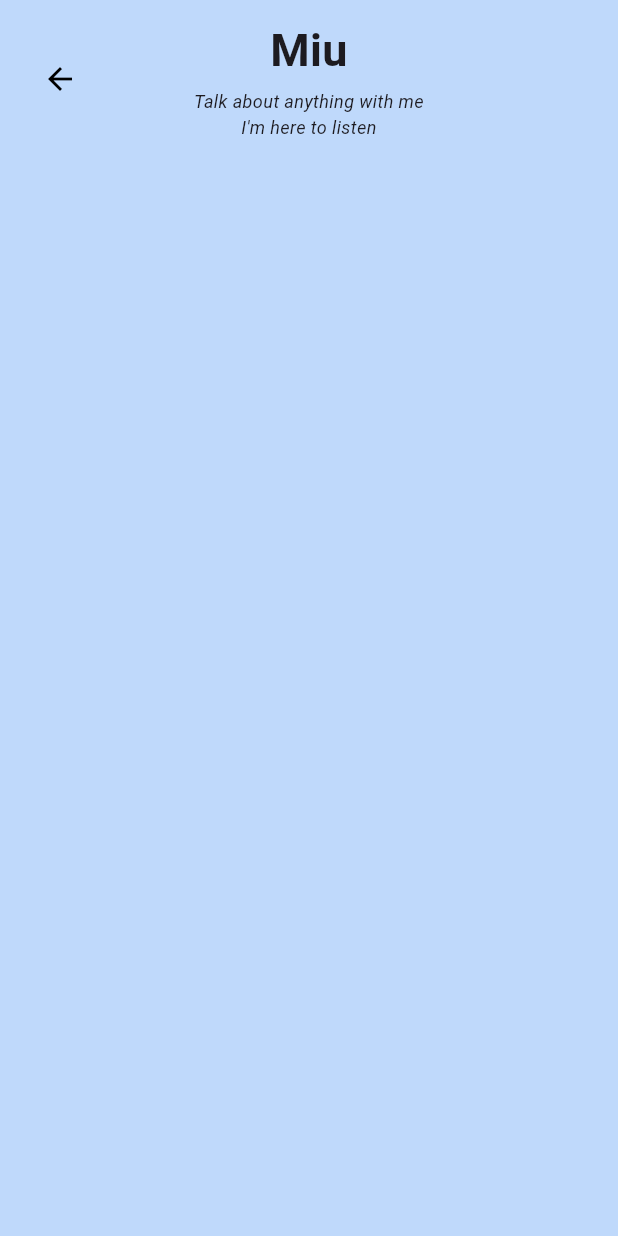
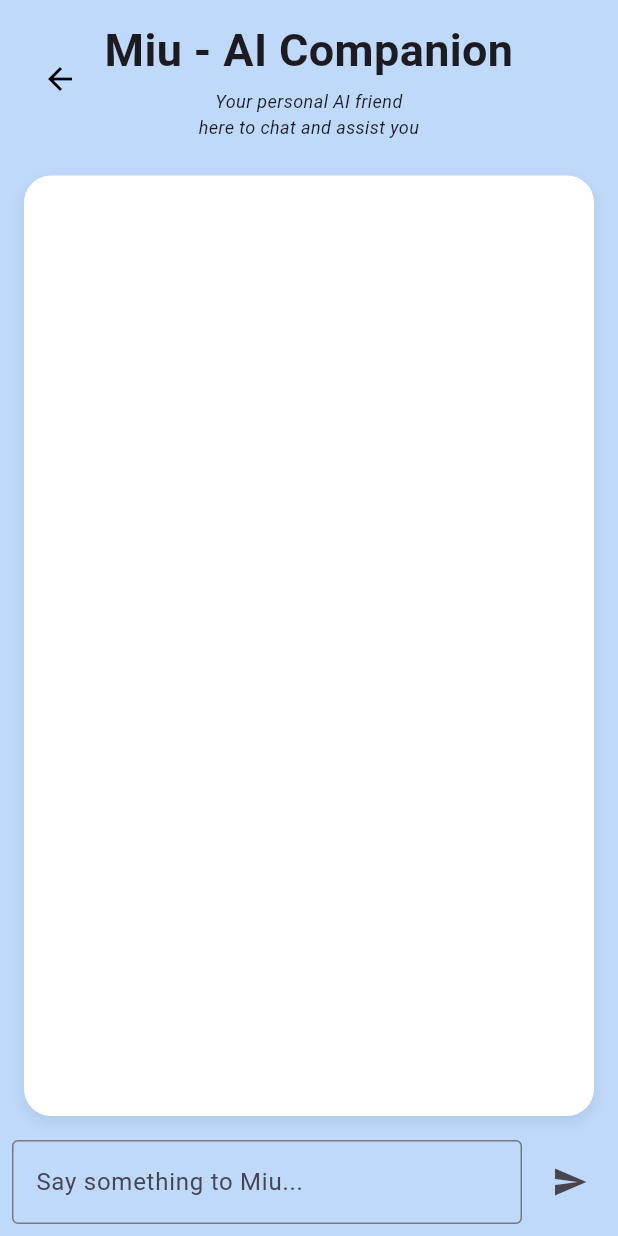
Before and after one commit to Kest-3r/cincailah, a Flutter app: the AICompanion screen opened directly, on a phone screen of 412 x 824 dp. Run offline on Flutter 3.47's test engine with Material 3 defaults, Android fonts, the phone set to English and light mode, and no system bars; our stand-ins replace audioplayers, cloud_firestore, firebase_auth, firebase_core, fl_chart; missing offline and left inert: dart_openai; accounts and stored records are empty.

Commit message:
AI Companion basic chat

```diff
--- a/lib/main.dart
+++ b/lib/main.dart
@@ -10,7 +10,7 @@ void main() async {
   WidgetsFlutterBinding.ensureInitialized();
   await Firebase.initializeApp(options: DefaultFirebaseOptions.currentPlatform);
   // Set OpenAI API key once
-  OpenAI.apiKey = "YOUR_OPENAI_API_KEY";
+  OpenAI.apiKey = Env.key1;
   runApp(const MyApp());
 }
 
--- /dev/null
+++ b/lib/openai/ai_companion_service.dart
@@ -0,0 +1,35 @@
+import 'package:dart_openai/dart_openai.dart';
+import 'chat_repository.dart';
+
+class AICompanionService {
+  final ChatRepository repo;
+  final String userId;
+  List<OpenAIChatCompletionChoiceMessageModel> _history = [];
+
+  AICompanionService(this.repo, this.userId);
+  static Future<String> getReply(String userMessage) async {
+    final response = await OpenAI.instance.chat.create(
+      model: "gpt-4o-mini", // small + cheap model
+      messages: [
+        OpenAIChatCompletionChoiceMessageModel(
+          role: OpenAIChatMessageRole.system,
+          content: [
+            OpenAIChatCompletionChoiceMessageContentItemModel.text(
+              "You are Miu, a friendly cat-like AI companion for mental wellness. "
+              "Speak warmly, clearly, and empathetically. "
+              "You may sprinkle subtle cat traits (meows, purrs) but keep messages human-readable.",
+            ),
+          ],
+        ),
+        OpenAIChatCompletionChoiceMessageModel(
+          role: OpenAIChatMessageRole.user,
+          content: [
+            OpenAIChatCompletionChoiceMessageContentItemModel.text(userMessage),
+          ],
+        ),
+      ],
+    );
+
+    return response.choices.first.message.content?.first.text ?? "";
+  }
+}
--- a/lib/pages/ai_companion.dart
+++ b/lib/pages/ai_companion.dart
@@ -1,16 +1,44 @@
 import 'package:flutter/material.dart';
-import 'package:cloud_firestore/cloud_firestore.dart';
-import 'package:firebase_auth/firebase_auth.dart';
-import '../widgets/nav.dart';
+import '../openai/ai_companion_service.dart';
 
 class AICompanion extends StatefulWidget {
   const AICompanion({super.key});
 
   @override
-  State<AICompanion> createState() => _AICompanionState();
+  State<AICompanion> createState() => _AiCompanionState();
 }
 
-class _AICompanionState extends State<AICompanion> {
+class _AiCompanionState extends State<AICompanion> {
+  final TextEditingController _controller = TextEditingController();
+  final List<Map<String, String>> _messages =
+      []; // {role: user/assistant, content: text}
+  bool _isSending = false;
+
+  Future<void> _sendMessage() async {
+    if (_controller.text.trim().isEmpty || _isSending) return;
+
+    final text = _controller.text.trim();
+    _controller.clear();
+
+    setState(() {
+      _isSending = true;
+      _messages.add({"role": "user", "content": text});
+    });
+
+    try {
+      final reply = await AICompanionService.getReply(text);
+      setState(() {
+        _messages.add({"role": "assistant", "content": reply});
+      });
+    } catch (e) {
+      setState(() {
+        _messages.add({"role": "assistant", "content": "⚠️ Error: $e"});
+      });
+    } finally {
+      setState(() => _isSending = false);
+    }
+  }
+
   @override
   Widget build(BuildContext context) {
     return Scaffold(
@@ -18,7 +46,6 @@ class _AICompanionState extends State<AICompanion> {
       body: SafeArea(
         child: Column(
           children: [
-            // ===== Top header =====
             Container(
               padding: const EdgeInsets.symmetric(horizontal: 16, vertical: 12),
               child: Stack(
@@ -38,7 +65,7 @@ class _AICompanionState extends State<AICompanion> {
                     mainAxisSize: MainAxisSize.min,
                     children: const [
                       Text(
-                        "Miu",
+                        "Miu - AI Companion",
                         style: TextStyle(
                           fontSize: 30,
                           fontWeight: FontWeight.bold,
@@ -47,7 +74,7 @@ class _AICompanionState extends State<AICompanion> {
                       ),
                       SizedBox(height: 4),
                       Text(
-                        "Talk about anything with me\nI'm here to listen",
+                        "Your personal AI friend\nhere to chat and assist you",
                         textAlign: TextAlign.center,
                         style: TextStyle(
                           fontSize: 12,
@@ -59,6 +86,80 @@ class _AICompanionState extends State<AICompanion> {
                 ],
               ),
             ),
+            Expanded(
+              child: Padding(
+                padding: const EdgeInsets.fromLTRB(16, 12, 16, 8),
+                child: Container(
+                  decoration: BoxDecoration(
+                    color: Colors.white,
+                    borderRadius: BorderRadius.circular(18),
+                    boxShadow: [
+                      BoxShadow(
+                        color: Colors.black.withOpacity(0.08),
+                        blurRadius: 8,
+                        offset: const Offset(0, 4),
+                      ),
+                    ],
+                  ),
+                  child: ListView.builder(
+                    padding: const EdgeInsets.all(12),
+                    itemCount: _messages.length,
+                    itemBuilder: (context, index) {
+                      final msg = _messages[index];
+                      final isUser = msg["role"] == "user";
+                      return Align(
+                        alignment: isUser
+                            ? Alignment.centerRight
+                            : Alignment.centerLeft,
+                        child: Container(
+                          margin: const EdgeInsets.symmetric(vertical: 4),
+                          padding: const EdgeInsets.all(12),
+                          decoration: BoxDecoration(
+                            color: isUser
+                                ? Colors.blueAccent.withValues(alpha: 0.8)
+                                : Colors.grey[300],
+                            borderRadius: BorderRadius.circular(16),
+                          ),
+                          child: Text(
+                            msg["content"] ?? "",
+                            style: TextStyle(
+                              color: isUser ? Colors.white : Colors.black87,
+                            ),
+                          ),
+                        ),
+                      );
+                    },
+                  ),
+                ),
+              ),
+            ),
+
+            // Input field
+            SafeArea(
+              child: Padding(
+                padding: const EdgeInsets.all(8.0),
+                child: Row(
+                  children: [
+                    Expanded(
+                      child: TextField(
+                        controller: _controller,
+                        decoration: const InputDecoration(
+                          hintText: "Say something to Miu...",
+                          border: OutlineInputBorder(),
+                        ),
+                      ),
+                    ),
+                    const SizedBox(width: 8),
+                    IconButton(
+                      icon: _isSending
+                          ? const CircularProgressIndicator()
+                          : const Icon(Icons.send),
+                      onPressed: _isSending ? null : _sendMessage,
+                    ),
+                  ],
+                ),
+              ),
+            ),
           ],
         ),
       ),
```
Also changed, not shown: lib/openai/chat_repository.dart (added, +26 -0 lines), 2 other files.
